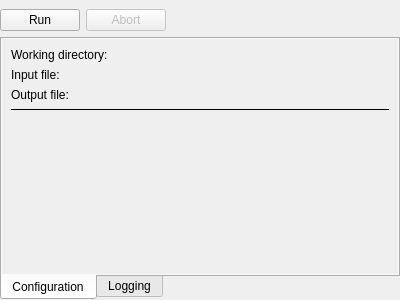
Before: the Qt Designer form tools/mcrl2-gui/toolinstance.ui in gijskant/mcrl2-pmc, drawn with Qt 5.
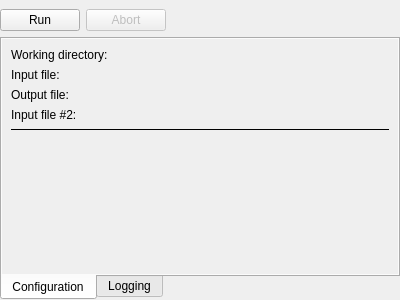
After: the same form once the commit is applied.

Commit message: Added possibility for second input file for tools in mcrl2-gui.

The edit to the form file:
```diff
--- a/tools/mcrl2-gui/toolinstance.ui
+++ b/tools/mcrl2-gui/toolinstance.ui
@@ -102,8 +102,8 @@
            <rect>
             <x>0</x>
             <y>0</y>
-            <width>394</width>
-            <height>235</height>
+            <width>396</width>
+            <height>223</height>
            </rect>
           </property>
           <layout class="QVBoxLayout" name="verticalLayout_4">
@@ -156,6 +156,25 @@
                </layout>
               </widget>
              </item>
+             <item row="3" column="0">
+              <widget class="QLabel" name="lblFileIn">
+               <property name="text">
+                <string>Input file #2:</string>
+               </property>
+              </widget>
+             </item>
+             <item row="3" column="1">
+              <widget class="QWidget" name="pckFileIn" native="true">
+               <layout class="QVBoxLayout" name="verticalLayout_8">
+                <property name="spacing">
+                 <number>0</number>
+                </property>
+                <property name="margin">
+                 <number>0</number>
+                </property>
+               </layout>
+              </widget>
+             </item>
             </layout>
            </item>
            <item>
@@ -166,14 +185,7 @@
             </widget>
            </item>
            <item>
-            <layout class="QFormLayout" name="frmOptions">
-             <property name="fieldGrowthPolicy">
-              <enum>QFormLayout::AllNonFixedFieldsGrow</enum>
-             </property>
-             <property name="verticalSpacing">
-              <number>20</number>
-             </property>
-            </layout>
+            <layout class="QFormLayout" name="frmOptions2"/>
            </item>
            <item>
             <spacer name="verticalSpacer">
```
Left out of the diff: 16 changed lines with no effect on the pictures. The commit also changes 5 other files.
